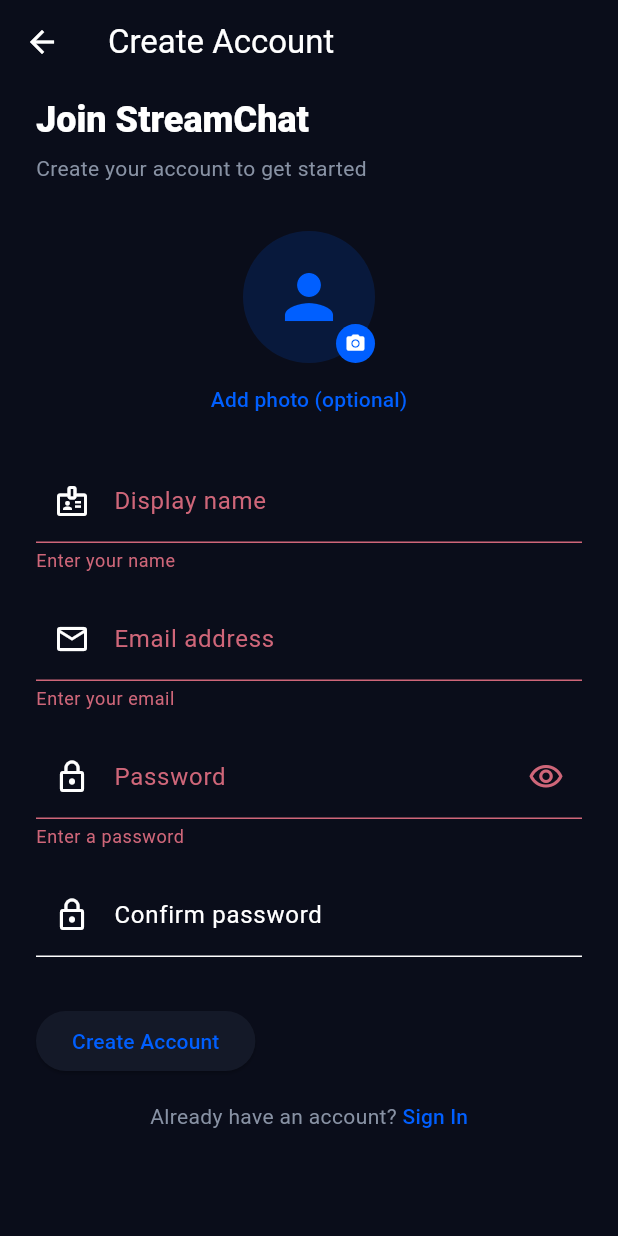
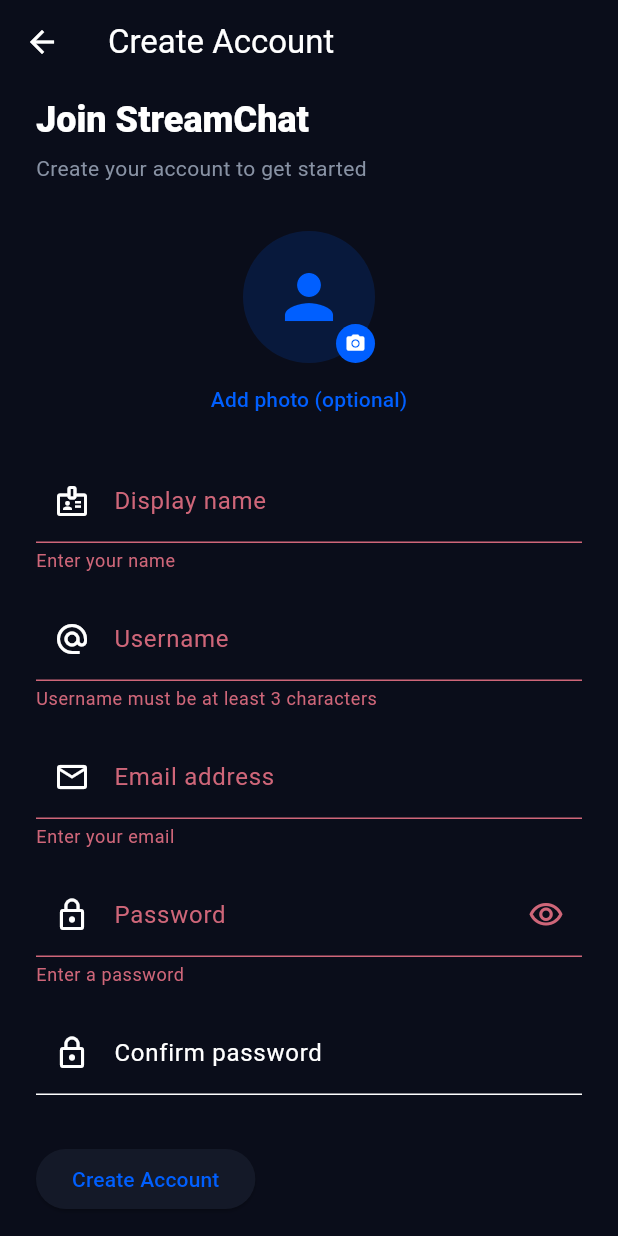
Before and after one commit to iqfreak/stream_chat_v1, a Flutter app: the RegisterScreen screen opened by its route, after a tap on "Create Account", on a phone screen of 412 x 824 dp. Run offline on Flutter 3.47's test engine with Material 3 defaults, Android fonts, the phone set to English and light mode, and no system bars; our stand-ins replace go_router, image_picker, shared_preferences, timeago; missing offline and left inert: dart_jsonwebtoken, stream_chat_flutter_core; accounts and stored records are empty.

Commit message:
feat: add username to registration and search
- AppUser.username getter (= id, which is the Stream Chat user ID)
- register() now takes a username param — used as the Stream Chat user
  ID so it's directly searchable; validates format (lowercase letters,
  numbers, underscores, 3-24 chars) and checks uniqueness against both
  local storage and Stream Chat before creating the account
- RegisterScreen: new @username field with live sanitisation (strips
  invalid chars as you type) and inline validation
- CreateChannelScreen: shows @username in member list subtitles
- ChannelInfoScreen: shows @username for all members

Co-Authored-By: Claude Sonnet 4.6 <noreply@anthropic.com>

```diff
--- a/lib/screens/auth/register_screen.dart
+++ b/lib/screens/auth/register_screen.dart
@@ -16,6 +16,7 @@ class RegisterScreen extends StatefulWidget {
 class _RegisterScreenState extends State<RegisterScreen> {
   final _formKey = GlobalKey<FormState>();
   final _nameCtrl = TextEditingController();
+  final _usernameCtrl = TextEditingController();
   final _emailCtrl = TextEditingController();
   final _passCtrl = TextEditingController();
   final _confirmCtrl = TextEditingController();
@@ -27,7 +28,11 @@ class _RegisterScreenState extends State<RegisterScreen> {
 
   @override
   void dispose() {
-    _nameCtrl.dispose(); _emailCtrl.dispose(); _passCtrl.dispose(); _confirmCtrl.dispose();
+    _nameCtrl.dispose();
+    _usernameCtrl.dispose();
+    _emailCtrl.dispose();
+    _passCtrl.dispose();
+    _confirmCtrl.dispose();
     super.dispose();
   }
 
@@ -55,6 +60,7 @@ class _RegisterScreenState extends State<RegisterScreen> {
         _nameCtrl.text.trim(),
         _emailCtrl.text.trim(),
         _passCtrl.text,
+        _usernameCtrl.text.trim().toLowerCase(),
         avatarPath: _pickedImage?.path,
       );
       if (!mounted) return;
@@ -84,6 +90,8 @@ class _RegisterScreenState extends State<RegisterScreen> {
                 const SizedBox(height: 6),
                 Text('Create your account to get started', style: TextStyle(color: isDark ? AppColors.textDarkSecondary : AppColors.textLightSecondary)),
                 const SizedBox(height: 32),
+
+                // Avatar picker
                 Center(
                   child: GestureDetector(
                     onTap: _pickProfileImage,
@@ -95,23 +103,49 @@ class _RegisterScreenState extends State<RegisterScreen> {
                         child: _pickedImage == null ? const Icon(Icons.person, size: 48, color: AppColors.primary) : null,
                       ),
                       Positioned(bottom: 0, right: 0,
-                        child: Container(
-                          padding: const EdgeInsets.all(6),
-                          decoration: const BoxDecoration(color: AppColors.primary, shape: BoxShape.circle),
-                          child: const Icon(Icons.camera_alt, color: Colors.white, size: 14),
-                        ),
-                      ),
+                        child: Container(padding: const EdgeInsets.all(6), decoration: const BoxDecoration(color: AppColors.primary, shape: BoxShape.circle), child: const Icon(Icons.camera_alt, color: Colors.white, size: 14))),
                     ]),
                   ),
                 ),
                 Center(child: TextButton(onPressed: _pickProfileImage, child: Text(_pickedImage == null ? 'Add photo (optional)' : 'Change photo'))),
                 const SizedBox(height: 16),
+
+                // Display name
                 TextFormField(
                   controller: _nameCtrl,
                   decoration: const InputDecoration(labelText: 'Display name', prefixIcon: Icon(Icons.badge_outlined)),
                   validator: (v) { if (v == null || v.trim().isEmpty) return 'Enter your name'; if (v.trim().length < 2) return 'Name too short'; return null; },
                 ),
                 const SizedBox(height: 16),
+
+                // Username
+                TextFormField(
+                  controller: _usernameCtrl,
+                  decoration: const InputDecoration(
+                    labelText: 'Username',
+                    prefixIcon: Icon(Icons.alternate_email),
+                    helperText: 'Lowercase letters, numbers, underscores. Min 3 chars.',
+                  ),
+                  autocorrect: false,
+                  textCapitalization: TextCapitalization.none,
+                  onChanged: (v) {
+                    // Sanitise live as the user types
+                    final clean = v.toLowerCase().replaceAll(RegExp(r'[^a-z0-9_]'), '');
+                    if (clean != v) {
+                      _usernameCtrl.value = TextEditingValue(
+                        text: clean,
+                        selection: TextSelection.collapsed(offset: clean.length),
+                      );
+                    }
+                  },
+                  validator: (v) {
+                    final err = StreamChatService.validateUsername(v?.trim().toLowerCase() ?? '');
+                    return err;
+                  },
+                ),
+                const SizedBox(height: 16),
+
+                // Email
                 TextFormField(
                   controller: _emailCtrl,
                   keyboardType: TextInputType.emailAddress,
@@ -119,6 +153,8 @@ class _RegisterScreenState extends State<RegisterScreen> {
                   validator: (v) { if (v == null || v.isEmpty) return 'Enter your email'; if (!RegExp(r'^[\w-\.]+@([\w-]+\.)+[\w-]{2,4}$').hasMatch(v)) return 'Enter a valid email'; return null; },
                 ),
                 const SizedBox(height: 16),
+
+                // Password
                 TextFormField(
                   controller: _passCtrl,
                   obscureText: _obscure,
@@ -130,17 +166,21 @@ class _RegisterScreenState extends State<RegisterScreen> {
                   validator: (v) { if (v == null || v.isEmpty) return 'Enter a password'; if (v.length < 6) return 'Min 6 characters'; return null; },
                 ),
                 const SizedBox(height: 16),
+
+                // Confirm password
                 TextFormField(
                   controller: _confirmCtrl,
                   obscureText: _obscure,
                   decoration: const InputDecoration(labelText: 'Confirm password', prefixIcon: Icon(Icons.lock_outline)),
                   validator: (v) { if (v != _passCtrl.text) return 'Passwords do not match'; return null; },
                 ),
+
                 if (_errorMsg != null) ...[
                   const SizedBox(height: 12),
                   Text(_errorMsg!, style: const TextStyle(color: AppColors.error, fontSize: 13)),
                 ],
                 const SizedBox(height: 32),
+
                 ElevatedButton(
                   onPressed: _loading ? null : _register,
                   child: _loading
--- a/lib/screens/channels/create_channel_screen.dart
+++ b/lib/screens/channels/create_channel_screen.dart
@@ -212,7 +212,7 @@ class _CreateChannelScreenState extends State<CreateChannelScreen> {
                       return ListTile(
                         leading: UserAvatar(name: user.name, avatarUrl: user.avatarUrl, size: 44, showOnline: user.isOnline),
                         title: Text(user.name, style: const TextStyle(fontWeight: FontWeight.w600)),
-                        subtitle: Text(user.email.isNotEmpty ? user.email : user.id, style: TextStyle(color: isDark ? AppColors.textDarkSecondary : AppColors.textLightSecondary, fontSize: 12)),
+                        subtitle: Text('@${user.username}', style: TextStyle(color: isDark ? AppColors.textDarkSecondary : AppColors.textLightSecondary, fontSize: 12)),
                         trailing: selected ? const CircleAvatar(radius: 12, backgroundColor: AppColors.primary, child: Icon(Icons.check, color: Colors.white, size: 14)) : null,
                         onTap: () {
                           setState(() {
--- a/lib/screens/chat/channel_info_screen.dart
+++ b/lib/screens/chat/channel_info_screen.dart
@@ -163,7 +163,7 @@ class ChannelInfoScreen extends StatelessWidget {
                   style: const TextStyle(fontWeight: FontWeight.w600),
                 ),
                 subtitle: Text(
-                  user.id == data.currentUser.id ? 'You' : user.email,
+                  user.id == data.currentUser.id ? 'You · @${user.username}' : '@${user.username}',
                   style: TextStyle(
                     fontSize: 12,
                     color: isDark
@@ -374,7 +374,7 @@ class ChannelInfoScreen extends StatelessWidget {
                     title: Text(user.name,
                         style: const TextStyle(
                             fontWeight: FontWeight.w600)),
-                    subtitle: Text(user.email,
+                    subtitle: Text('@${user.username}',
                         style: const TextStyle(fontSize: 12)),
                     onTap: () {
                       data.addMemberToChannel(channel.id, user.id);
--- a/lib/services/models.dart
+++ b/lib/services/models.dart
@@ -14,6 +14,9 @@ class AppUser {
     required this.avatarUrl,
     this.isOnline = false,
   });
+
+  /// The Stream Chat user ID is the username (e.g. "johndoe")
+  String get username => id;
 }
 
 class AppReaction {
--- a/lib/services/stream_chat_service.dart
+++ b/lib/services/stream_chat_service.dart
@@ -95,12 +95,30 @@ class StreamChatService extends ChangeNotifier {
     return true;
   }
 
+  // Returns null if valid, or an error message string.
+  static String? validateUsername(String username) {
+    if (username.length < 3) return 'Username must be at least 3 characters';
+    if (username.length > 24) return 'Username must be 24 characters or less';
+    if (!RegExp(r'^[a-z0-9_]+$').hasMatch(username)) {
+      return 'Only lowercase letters, numbers, and underscores';
+    }
+    if (!RegExp(r'^[a-z]').hasMatch(username)) {
+      return 'Username must start with a letter';
+    }
+    return null;
+  }
+
   Future<void> register(
     String name,
     String email,
-    String password, {
+    String password,
+    String username, {
     String? avatarPath,
   }) async {
+    final sanitized = username.trim().toLowerCase();
+    final validationError = validateUsername(sanitized);
+    if (validationError != null) throw Exception(validationError);
+
     final prefs = await SharedPreferences.getInstance();
     final raw = prefs.getString('sc_users') ?? '[]';
     final users = (jsonDecode(raw) as List).cast<Map<String, dynamic>>();
@@ -108,11 +126,25 @@ class StreamChatService extends ChangeNotifier {
     if (users.any((u) => u['email'] == email)) {
       throw Exception('Email already registered');
     }
+    if (users.any((u) => u['id'] == sanitized)) {
+      throw Exception('Username @$sanitized is already taken');
+    }
 
-    final userId = const Uuid().v4().replaceAll('-', '_');
+    // Also check against Stream Chat to catch users from other devices
+    try {
+      final existing = await _client.queryUsers(
+        filter: Filter.equal('id', sanitized),
+        pagination: const PaginationParams(limit: 1),
+      );
+      if (existing.users.isNotEmpty) {
+        throw Exception('Username @$sanitized is already taken');
+      }
+    } catch (e) {
+      if (e is Exception && e.toString().contains('already taken')) rethrow;
+    }
 
     users.add({
-      'id': userId,
+      'id': sanitized,
       'name': name,
       'email': email,
       'password_hash': _hashPassword(password),
@@ -120,10 +152,10 @@ class StreamChatService extends ChangeNotifier {
     });
 
     await prefs.setString('sc_users', jsonEncode(users));
-    await prefs.setString('sc_current_user_id', userId);
+    await prefs.setString('sc_current_user_id', sanitized);
 
     await _connectUser(
-      userId: userId,
+      userId: sanitized,
       name: name,
       email: email,
       avatarUrl: avatarPath ?? '',
```
